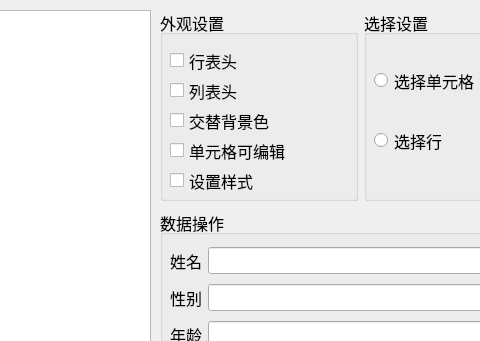
First picture: the form in a15_QTableWidget/widget.ui, repository yushuishu/qt-basic-learning, before the edit; both pictures show x 280 to 760 and y 0 to 341 of the 853 by 451 pixel window.
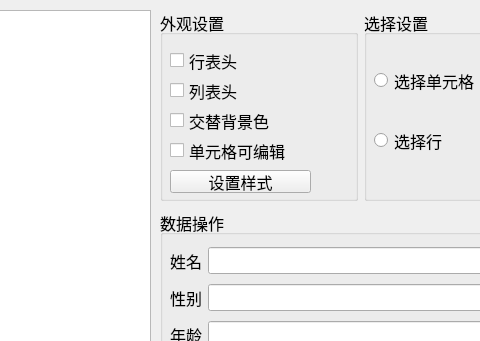
Second picture: the form after the edit.

Patch:
```diff
--- a/a15_QTableWidget/widget.ui
+++ b/a15_QTableWidget/widget.ui
@@ -141,7 +141,7 @@
     </layout>
    </widget>
   </widget>
-  <widget class="QWidget" name="">
+  <widget class="QWidget" name="layoutWidget">
    <property name="geometry">
     <rect>
      <x>440</x>
@@ -208,13 +208,13 @@
         <string>单元格可编辑</string>
        </property>
       </widget>
-      <widget class="QCheckBox" name="checkBox_5">
+      <widget class="QPushButton" name="btnStyleSheet">
        <property name="geometry">
         <rect>
          <x>10</x>
          <y>160</y>
-         <width>121</width>
-         <height>21</height>
+         <width>141</width>
+         <height>23</height>
         </rect>
        </property>
        <property name="text">
```
Left out of the diff: 32 changed lines with no effect on the pictures.
